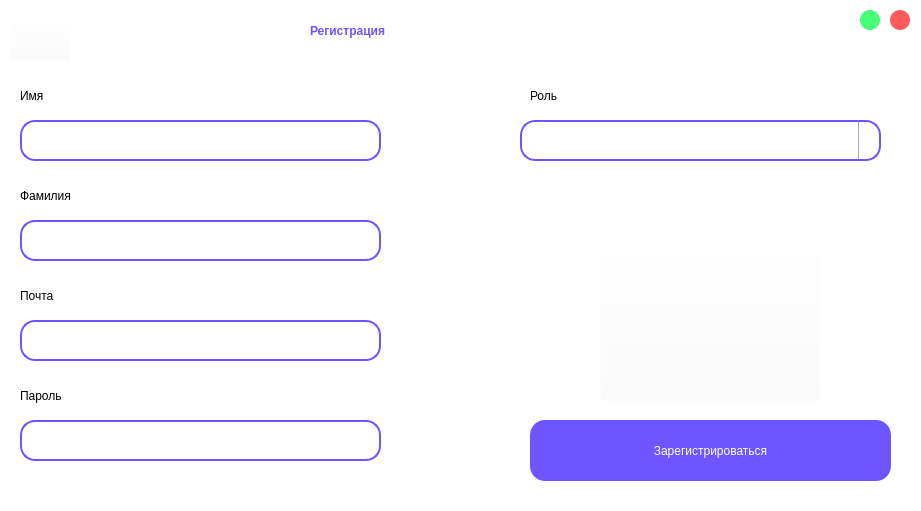
Before: the Qt Designer form project/register.ui in AssasinNik/meow, drawn with Qt 5.
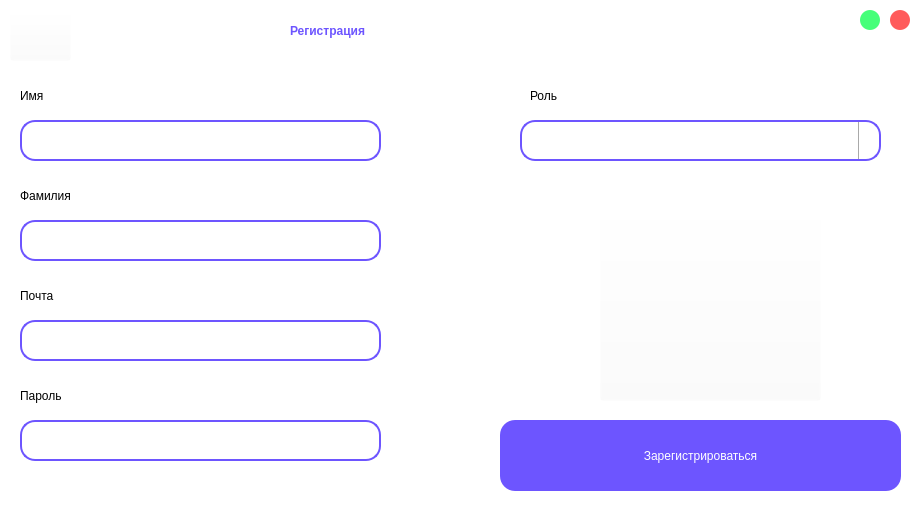
After: the same form once the commit is applied. Icons and pictures are not drawn.

The edit to the form file:
```diff
--- a/project/register.ui
+++ b/project/register.ui
@@ -19,9 +19,9 @@
   <widget class="QLabel" name="label">
    <property name="geometry">
     <rect>
-     <x>310</x>
+     <x>290</x>
      <y>0</y>
-     <width>321</width>
+     <width>371</width>
      <height>61</height>
     </rect>
    </property>
@@ -145,10 +145,10 @@
   <widget class="QPushButton" name="pushButton">
    <property name="geometry">
     <rect>
-     <x>530</x>
+     <x>500</x>
      <y>420</y>
-     <width>361</width>
-     <height>61</height>
+     <width>401</width>
+     <height>71</height>
     </rect>
    </property>
    <property name="autoFillBackground">
```
